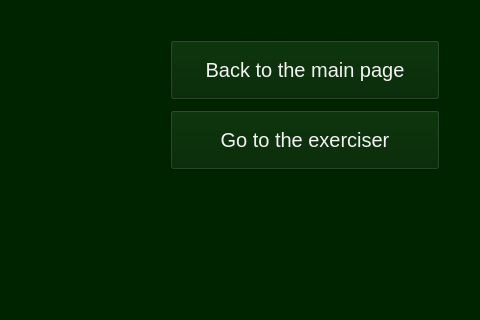
Qt form WindowsGraphics/SearchWindow.ui (Skripkon/App-for-learning-English-LANGOD) before a commit; both pictures show x 720 to 1200 and y 0 to 320 of the 1200 by 800 pixel window.
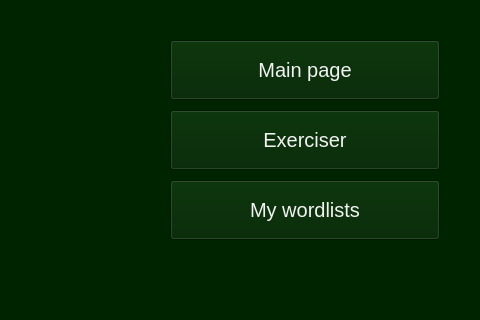
The same form after that commit. Icons and pictures are not drawn.

```diff
--- a/WindowsGraphics/SearchWindow.ui
+++ b/WindowsGraphics/SearchWindow.ui
@@ -66,7 +66,7 @@
 </string>
    </property>
    <property name="text">
-    <string>Back to the main page</string>
+    <string>Main page</string>
    </property>
   </widget>
   <widget class="QPushButton" name="add_word_button">
@@ -204,7 +204,7 @@
 </string>
    </property>
    <property name="text">
-    <string>Go to the exerciser</string>
+    <string>Exerciser</string>
    </property>
   </widget>
   <widget class="QLabel" name="pronunciation_UK_text">
@@ -348,6 +348,26 @@
     <string>create</string>
    </property>
   </widget>
+  <widget class="QPushButton" name="go_to_my_wordlists_button">
+   <property name="geometry">
+    <rect>
+     <x>890</x>
+     <y>180</y>
+     <width>270</width>
+     <height>60</height>
+    </rect>
+   </property>
+   <property name="styleSheet">
+    <string notr="true">color:rgb(255, 0, 255);
+font-size:15pt; 
+color:rgb(243, 243, 243);
+selection-background-color: rgb(255, 255, 255);
+</string>
+   </property>
+   <property name="text">
+    <string>My wordlists</string>
+   </property>
+  </widget>
   <zorder>nothing_found_error_line</zorder>
   <zorder>pronunciation_UK</zorder>
   <zorder>back_to_the_main_page_button</zorder>
```
Left out of the diff: 1 changed line with no effect on the pictures.
